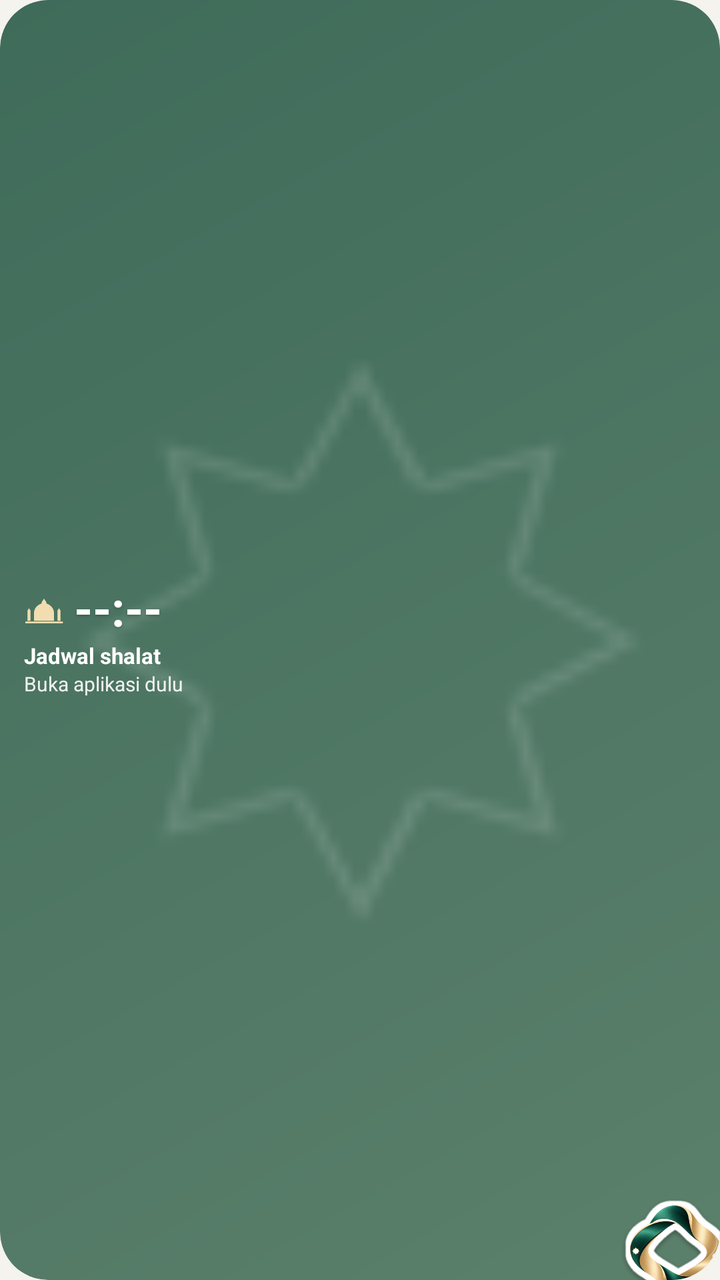
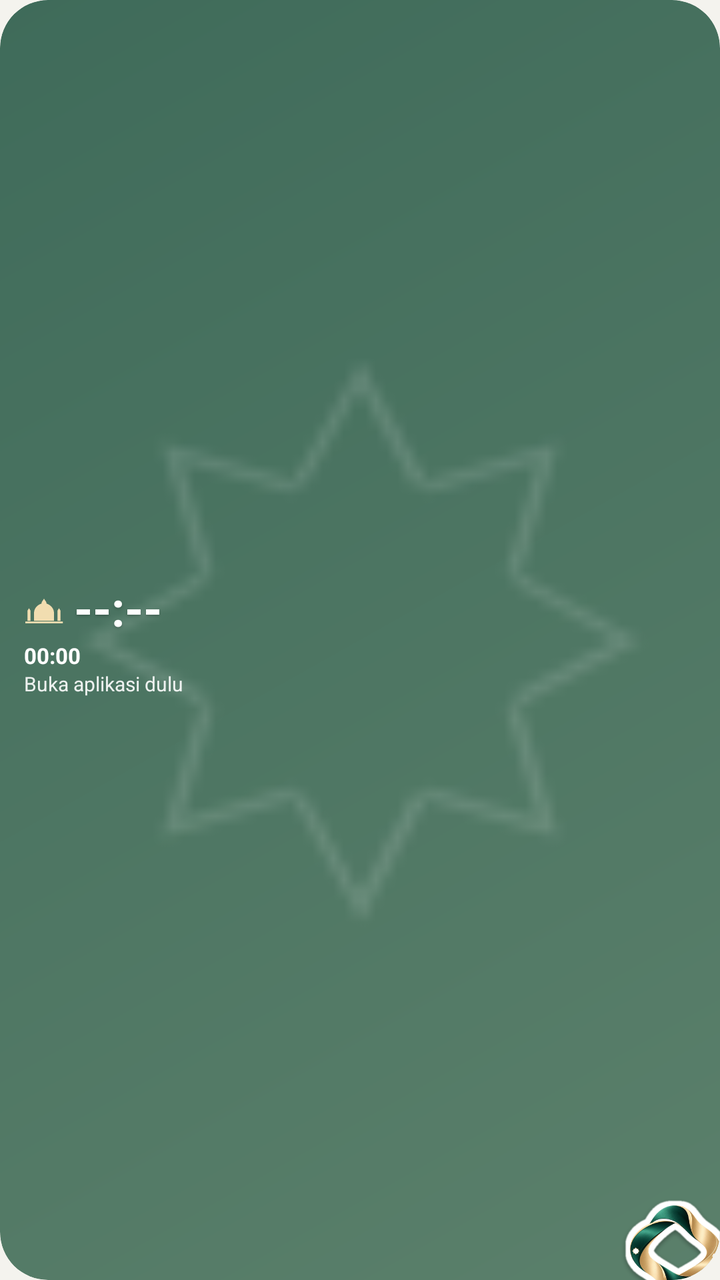

Before-and-after screenshots of an Android layout around one commit, followed by the original layout XML and the change that was made.
<!-- AndroidManifest.xml: application theme Tema -->
<!-- res/layout/widget_pengingat_kecil.xml -->
<?xml version="1.0" encoding="utf-8"?>
<FrameLayout xmlns:android="http://schemas.android.com/apk/res/android" android:id="@+id/pakar" android:layout_width="match_parent" android:layout_height="match_parent" android:background="@drawable/widget_duo_umum" android:clipToOutline="true">
    <ImageView android:layout_width="match_parent" android:layout_height="match_parent" android:scaleType="centerCrop" android:src="@drawable/widget_pola" android:alpha="0.14" android:contentDescription="@null" />
    <ImageView android:layout_width="56dp" android:layout_height="56dp" android:layout_gravity="bottom|end" android:layout_marginEnd="-6dp" android:layout_marginBottom="-14dp" android:src="@drawable/widget_maskot" android:scaleType="fitCenter" android:contentDescription="Kisah Lillah" />
    <LinearLayout android:layout_width="match_parent" android:layout_height="match_parent" android:orientation="vertical" android:gravity="center_vertical" android:paddingStart="12dp" android:paddingEnd="8dp" android:paddingTop="6dp" android:paddingBottom="6dp">
        <LinearLayout android:layout_width="wrap_content" android:layout_height="wrap_content" android:orientation="horizontal" android:gravity="center_vertical">
            <ImageView android:layout_width="20dp" android:layout_height="14dp" android:src="@drawable/widget_masjid" android:contentDescription="@null" />
            <TextView android:id="@+id/pwaktu" android:layout_width="wrap_content" android:layout_height="wrap_content" android:layout_marginStart="5dp" android:text="--:--" android:textColor="#FFFFFFFF" android:textSize="24sp" android:textStyle="bold" android:includeFontPadding="false" android:shadowColor="#33000000" android:shadowDy="2" android:shadowRadius="3" />
        </LinearLayout>
        <TextView android:id="@+id/psisa" android:layout_width="match_parent" android:layout_height="wrap_content" android:layout_marginTop="1dp" android:layout_marginEnd="40dp" android:text="Jadwal shalat" android:textColor="#FFFFFFFF" android:textSize="11sp" android:textStyle="bold" android:maxLines="1" android:ellipsize="end" />
        <TextView android:id="@+id/ppesan" android:layout_width="match_parent" android:layout_height="wrap_content" android:layout_marginEnd="40dp" android:text="Buka aplikasi dulu" android:textColor="#E6FFFFFF" android:textSize="10sp" android:maxLines="1" android:ellipsize="end" />
    </LinearLayout>
</FrameLayout>
<!-- resources referenced by this layout -->
<resources>
  <!-- drawable widget_duo_umum (drawable) -->
  <?xml version="1.0" encoding="utf-8"?>
  <shape xmlns:android="http://schemas.android.com/apk/res/android" android:shape="rectangle">
      <gradient android:angle="315" android:startColor="#FF3F6B5A" android:endColor="#FF5B806B" />
      <corners android:radius="24dp" />
  </shape>
  <!-- drawable widget_masjid (drawable) -->
  <?xml version="1.0" encoding="utf-8"?>
  <vector xmlns:android="http://schemas.android.com/apk/res/android" android:width="30dp" android:height="20dp" android:viewportWidth="32" android:viewportHeight="22">
      <path android:fillColor="#FFF1DDB0" android:pathData="M16 1.5c.6 1.6 2 2.4 2 4.2 3.6 1.2 6 4.2 6 7.8V20H8v-6.5c0-3.6 2.4-6.6 6-7.8 0-1.8 1.4-2.6 2-4.2zM4 9.5l1.2 2V20H2.8v-8.5zm24 0l1.2 2V20h-2.4v-8.5zM1 20.5h30V22H1z" />
  </vector>
  <!-- drawable widget_maskot: png bitmap (drawable-nodpi, 75879 bytes) -->
  <!-- drawable widget_pola: png bitmap (drawable-nodpi, 2457 bytes) -->
  <style name="Tema" parent="@android:style/Theme.Material.Light.NoActionBar">
          <item name="android:windowBackground">@drawable/latar_buka</item>
          <item name="android:statusBarColor">@android:color/transparent</item>
          <item name="android:navigationBarColor">@android:color/transparent</item>
          <item name="android:colorAccent">@color/aksen</item>
      </style>
  <!-- drawable latar_buka (drawable) -->
  <?xml version="1.0" encoding="utf-8"?>
  <layer-list xmlns:android="http://schemas.android.com/apk/res/android">
      <item android:drawable="@color/latar" />
      <item android:width="150dp" android:height="150dp" android:gravity="center" android:drawable="@drawable/splash" />
  </layer-list>
  <color name="aksen">#3F6B5A</color>
  <color name="latar">#F4F3EE</color>
  <!-- drawable splash: png bitmap (drawable-nodpi, 87340 bytes) -->
</resources>

<!-- the commit's change to res/layout/widget_pengingat_kecil.xml (unified diff, before → after) -->
@@ -7,7 +7,7 @@
             <ImageView android:layout_width="20dp" android:layout_height="14dp" android:src="@drawable/widget_masjid" android:contentDescription="@null" />
             <TextView android:id="@+id/pwaktu" android:layout_width="wrap_content" android:layout_height="wrap_content" android:layout_marginStart="5dp" android:text="--:--" android:textColor="#FFFFFFFF" android:textSize="24sp" android:textStyle="bold" android:includeFontPadding="false" android:shadowColor="#33000000" android:shadowDy="2" android:shadowRadius="3" />
         </LinearLayout>
-        <TextView android:id="@+id/psisa" android:layout_width="match_parent" android:layout_height="wrap_content" android:layout_marginTop="1dp" android:layout_marginEnd="40dp" android:text="Jadwal shalat" android:textColor="#FFFFFFFF" android:textSize="11sp" android:textStyle="bold" android:maxLines="1" android:ellipsize="end" />
+        <Chronometer android:id="@+id/psisa" android:layout_width="match_parent" android:layout_height="wrap_content" android:layout_marginTop="1dp" android:layout_marginEnd="40dp" android:text="Jadwal shalat" android:textColor="#FFFFFFFF" android:textSize="11sp" android:textStyle="bold" android:maxLines="1" android:ellipsize="end" />
         <TextView android:id="@+id/ppesan" android:layout_width="match_parent" android:layout_height="wrap_content" android:layout_marginEnd="40dp" android:text="Buka aplikasi dulu" android:textColor="#E6FFFFFF" android:textSize="10sp" android:maxLines="1" android:ellipsize="end" />
     </LinearLayout>
 </FrameLayout>
